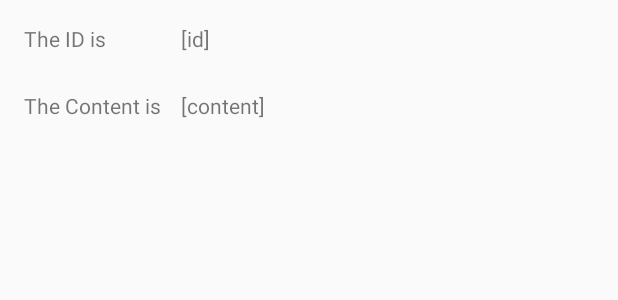
After one commit to PlusCelMovil/PlusCelMovil, an Android app: the layout activity_equipment.xml on its own in the app's theme, with its tools: preview values and no code run, on a phone screen of 412 x 824 dp. The commit adds this screen. Shown: the top 300 px of the screen. Run offline under Robolectric (Android 15) with nearby library versions, the phone set to English and light mode, and no system bars.

Commit message:
Modifique layout para mostrar datos

```diff
--- /dev/null
+++ b/app/src/main/res/layout/activity_equipment.xml
@@ -0,0 +1,42 @@
+<RelativeLayout xmlns:android="http://schemas.android.com/apk/res/android"
+    xmlns:tools="http://schemas.android.com/tools" android:layout_width="match_parent"
+    android:layout_height="match_parent" android:paddingLeft="@dimen/activity_horizontal_margin"
+    android:paddingRight="@dimen/activity_horizontal_margin"
+    android:paddingTop="@dimen/activity_vertical_margin"
+    android:paddingBottom="@dimen/activity_vertical_margin"
+    tools:context="com.pluscel.pluscelmovil.EquipmentActivity">
+
+    <TextView
+        android:id="@+id/id_label"
+        android:text="@string/id_label"
+        android:layout_width="wrap_content"
+        android:layout_height="wrap_content" />
+
+    <TextView
+        android:id="@+id/content_label"
+        android:text="@string/content_label"
+        android:layout_width="wrap_content"
+        android:layout_height="wrap_content"
+        android:layout_marginTop="25dp"
+        android:layout_below="@+id/id_label"
+        android:layout_alignParentLeft="true" />
+
+    <TextView
+        android:id="@+id/id_value"
+        android:text="@string/id_value"
+        android:layout_width="wrap_content"
+        android:layout_height="wrap_content"
+        android:layout_alignParentTop="true"
+        android:layout_toRightOf="@+id/id_label"
+        android:layout_marginLeft="50dp" />
+
+    <TextView
+        android:id="@+id/content_value"
+        android:text="@string/content_value"
+        android:layout_width="wrap_content"
+        android:layout_height="wrap_content"
+        android:layout_alignTop="@+id/content_label"
+        android:layout_alignLeft="@+id/id_value" />
+
+
+</RelativeLayout>
--- /dev/null
+++ b/app/src/main/res/menu/menu_equipo_list.xml
@@ -0,0 +1,7 @@
+<menu xmlns:android="http://schemas.android.com/apk/res/android"
+    xmlns:app="http://schemas.android.com/apk/res-auto"
+    xmlns:tools="http://schemas.android.com/tools"
+    tools:context="com.pluscel.pluscelmovil.EquipoListActivity">
+    <item android:id="@+id/action_settings" android:title="@string/action_settings"
+        android:orderInCategory="100" app:showAsAction="never" />
+</menu>
--- a/app/src/main/res/values/strings.xml
+++ b/app/src/main/res/values/strings.xml
@@ -7,6 +7,12 @@
     <string name="List_Equipos">EQUIPOS</string>
     <string name="List_Tecnicos">TECNICOS</string>
     <string name="List_OrdenServicios">O.S.</string>
+    <string name="title_activity_equipo_list">EquipoListActivity</string>
 
 
+    <string name="id_label">The ID is</string>
+    <string name="id_value">[id]</string>
+    <string name="content_label">The Content is</string>
+    <string name="content_value">[content]</string>
+    <string name="action_refresh">Refresh</string>
 </resources>
```
